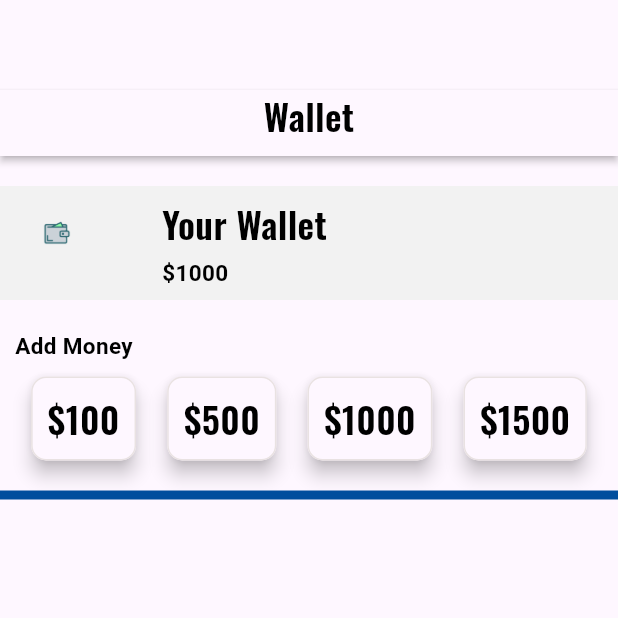
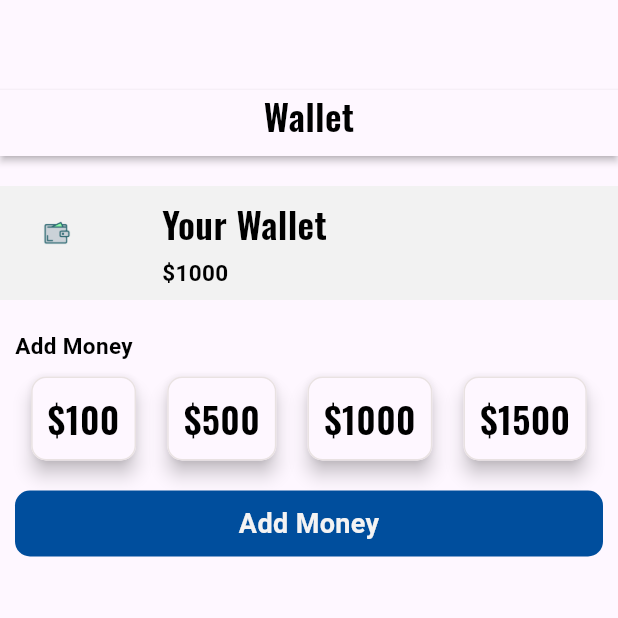
Before and after one commit to ajay-sharma93/ecommerce_one, a Flutter app: the Wallet screen opened directly, on a phone screen of 412 x 824 dp, the top half of it. Run offline on Flutter 3.47's test engine with Material 3 defaults, Android fonts, the phone set to English and light mode, and no system bars; our stand-ins replace curved_navigation_bar, firebase_auth, firebase_core, flutter_svg; accounts and stored records are empty; Roboto replaces fonts that are missing (Oswald-SemiBold).

Commit message:
wallet integration started

```diff
--- a/lib/pages/wallet.dart
+++ b/lib/pages/wallet.dart
@@ -106,12 +106,15 @@ class _WalletState extends State<Wallet> {
             ],),
           SizedBox(height: 20,),
           Container(
-            padding: EdgeInsets.symmetric(vertical: 3),
+            margin: EdgeInsets.symmetric(horizontal:10),
+            padding: EdgeInsets.symmetric(vertical: 9),
             width: MediaQuery.of(context).size.width,
             decoration: BoxDecoration(
-              color: Color.fromARGB(255, 0, 78, 157)
+              color: Color.fromARGB(255, 0, 78, 157),
+              borderRadius: BorderRadius.circular(10)
             ),
-          )
+            child: Center(child: Text("Add Money",style: TextStyle(color: Color.fromARGB(255, 244, 243, 243),fontSize: 18.0,fontWeight: FontWeight.bold),),),
+          ),
     ],),),
     );
   }
```
